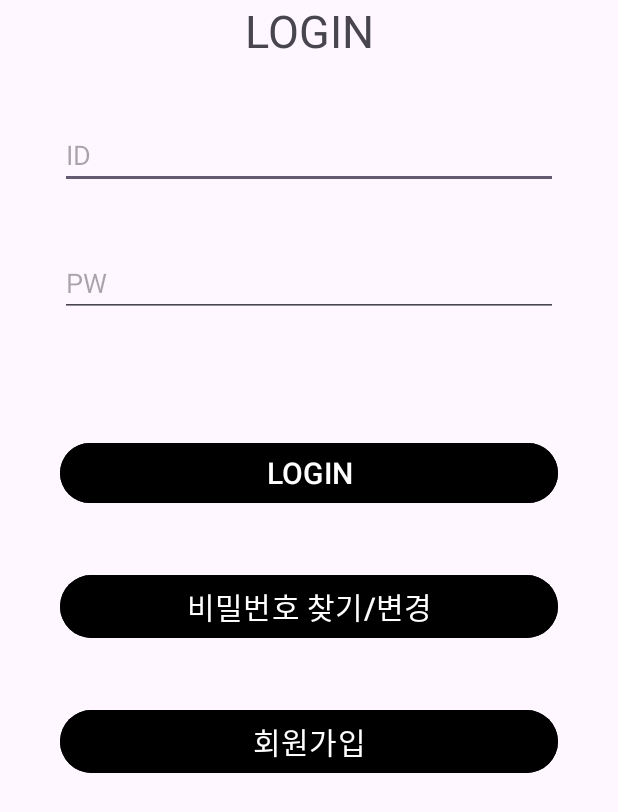
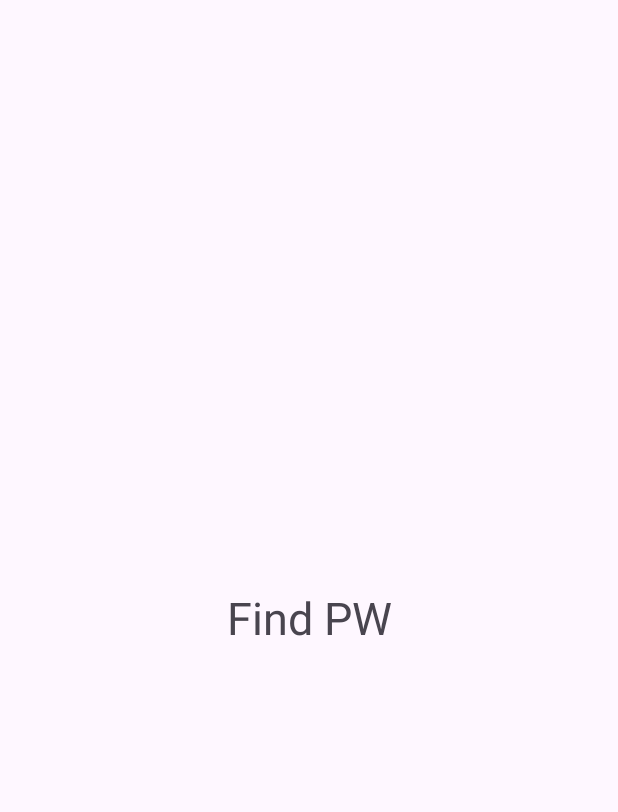
Before and after one commit to a1bcd234e/Donggle_Graduation_Project, an Android app: the screen it shows after launch (LoginActivity before the commit, PWActivity after it), after a tap on "비밀번호 찾기/변경", on a phone screen of 412 x 824 dp. Shown: the top 812 px of the screen. Run offline under Robolectric (Android 15) with nearby library versions, the phone set to English and light mode, and no system bars.

Commit message:
intent 되게 만듦 확인 좀

```diff
--- a/app/src/main/java/com/example/graduate/LoginActivity.java
+++ b/app/src/main/java/com/example/graduate/LoginActivity.java
@@ -14,7 +14,7 @@ public class LoginActivity extends AppCompatActivity {
     Button loginB, fpwB, signUpB;
 
     @Override
-    protected void onCreate(Bundle savedInstanceState) {
+    public void onCreate(Bundle savedInstanceState) {
         super.onCreate(savedInstanceState);
         setContentView(R.layout.activity_login);
 
--- a/app/src/main/java/com/example/graduate/PWActivity.java
+++ b/app/src/main/java/com/example/graduate/PWActivity.java
@@ -1,4 +1,13 @@
 package com.example.graduate;
 
-public class PWActivity {
+import android.os.Bundle;
+
+import androidx.appcompat.app.AppCompatActivity;
+
+public class PWActivity extends AppCompatActivity {
+    @Override
+    protected void onCreate(Bundle savedInstanceState) {
+        super.onCreate(savedInstanceState);
+        setContentView(R.layout.activity_fpw);
+    }
 }
--- a/app/src/main/res/layout/activity_fpw.xml
+++ b/app/src/main/res/layout/activity_fpw.xml
@@ -1,6 +1,18 @@
 <?xml version="1.0" encoding="utf-8"?>
-<androidx.constraintlayout.widget.ConstraintLayout xmlns:android="http://schemas.android.com/apk/res/android"
+<LinearLayout xmlns:android="http://schemas.android.com/apk/res/android"
+    xmlns:app="http://schemas.android.com/apk/res-auto"
+    xmlns:tools="http://schemas.android.com/tools"
     android:layout_width="match_parent"
-    android:layout_height="match_parent">
+    android:layout_height="match_parent"
+    android:orientation="vertical"
+    tools:context=".PWActivity">
 
-</androidx.constraintlayout.widget.ConstraintLayout>
+    <TextView
+        android:layout_width="match_parent"
+        android:layout_height="match_parent"
+        android:layout_weight="1"
+        android:textSize="30dp"
+        android:text="Find PW"
+        android:gravity="center" />
+
+</LinearLayout>
--- a/app/src/main/res/layout/activity_login.xml
+++ b/app/src/main/res/layout/activity_login.xml
@@ -1,8 +1,11 @@
 <?xml version="1.0" encoding="utf-8"?>
 <LinearLayout xmlns:android="http://schemas.android.com/apk/res/android"
+    xmlns:app="http://schemas.android.com/apk/res-auto"
+    xmlns:tools="http://schemas.android.com/tools"
     android:layout_width="match_parent"
     android:layout_height="wrap_content"
     android:orientation="vertical"
+    tools:context=".LoginActivity"
     android:id="@+id/login">
 
     <TextView
--- a/app/src/main/res/layout/activity_main.xml
+++ b/app/src/main/res/layout/activity_main.xml
@@ -6,7 +6,7 @@
     android:id="@+id/main"
     android:layout_width="match_parent"
     android:layout_height="match_parent"
-    tools:context=".MainActivity">
+    tools:context=".MenuButtonActivity">
 
     <TextView
         android:layout_width="match_parent"
--- a/app/src/main/res/layout/activity_signup.xml
+++ b/app/src/main/res/layout/activity_signup.xml
@@ -1,8 +1,11 @@
 <?xml version="1.0" encoding="utf-8"?>
 <LinearLayout xmlns:android="http://schemas.android.com/apk/res/android"
+    xmlns:app="http://schemas.android.com/apk/res-auto"
+    xmlns:tools="http://schemas.android.com/tools"
     android:orientation="vertical"
     android:layout_width="match_parent"
-    android:layout_height="match_parent">
+    android:layout_height="match_parent"
+    tools:context=".SignUpActivity">
 
     <TextView
         android:layout_width="match_parent"
@@ -70,4 +73,5 @@
         android:layout_margin="20dp"
         android:text="확인"
         android:id="@+id/signUpCB" />
+
 </LinearLayout>
--- a/app/src/main/res/layout/other_foodtable.xml
+++ b/app/src/main/res/layout/other_foodtable.xml
@@ -1,8 +1,11 @@
 <?xml version="1.0" encoding="utf-8"?>
 <LinearLayout xmlns:android="http://schemas.android.com/apk/res/android"
+    xmlns:app="http://schemas.android.com/apk/res-auto"
+    xmlns:tools="http://schemas.android.com/tools"
     android:layout_width="match_parent"
     android:layout_height="match_parent"
-    android:orientation="vertical">
+    android:orientation="vertical"
+    tools:context=".O_FoodTable">
 
     <TextView
         android:layout_width="match_parent"
--- a/app/src/main/res/layout/other_noticeboard.xml
+++ b/app/src/main/res/layout/other_noticeboard.xml
@@ -1,8 +1,11 @@
 <?xml version="1.0" encoding="utf-8"?>
 <LinearLayout xmlns:android="http://schemas.android.com/apk/res/android"
+    xmlns:app="http://schemas.android.com/apk/res-auto"
+    xmlns:tools="http://schemas.android.com/tools"
     android:layout_width="match_parent"
     android:layout_height="match_parent"
-    android:orientation="vertical">
+    android:orientation="vertical"
+    tools:context=".O_NoticeBoard">
 
     <TextView
         android:layout_width="match_parent"
--- a/app/src/main/res/layout/other_timetable.xml
+++ b/app/src/main/res/layout/other_timetable.xml
@@ -1,8 +1,11 @@
 <?xml version="1.0" encoding="utf-8"?>
 <LinearLayout xmlns:android="http://schemas.android.com/apk/res/android"
+    xmlns:app="http://schemas.android.com/apk/res-auto"
+    xmlns:tools="http://schemas.android.com/tools"
     android:layout_width="match_parent"
     android:layout_height="match_parent"
-    android:orientation="vertical">
+    android:orientation="vertical"
+    tools:context=".O_TimeTable">
 
     <TextView
         android:layout_width="match_parent"
```
Also changed, not shown: app/src/main/AndroidManifest.xml (+17 -7 lines), app/src/main/java/com/example/graduate/MainActivity.java (deleted, +0 -14 lines), app/src/main/java/com/example/graduate/SignUpActivity.java (+17 -6 lines), app/src/main/res/layout/acitivity_userinfo.xml (+12 -1 lines).
